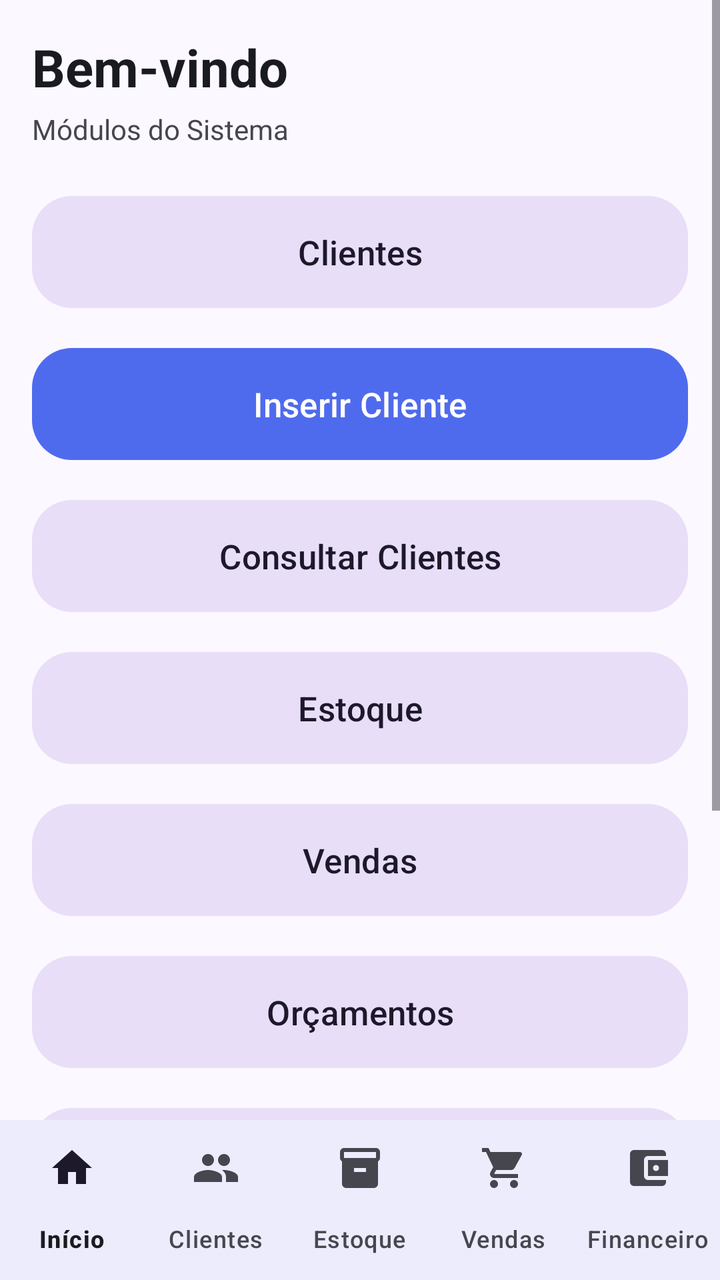
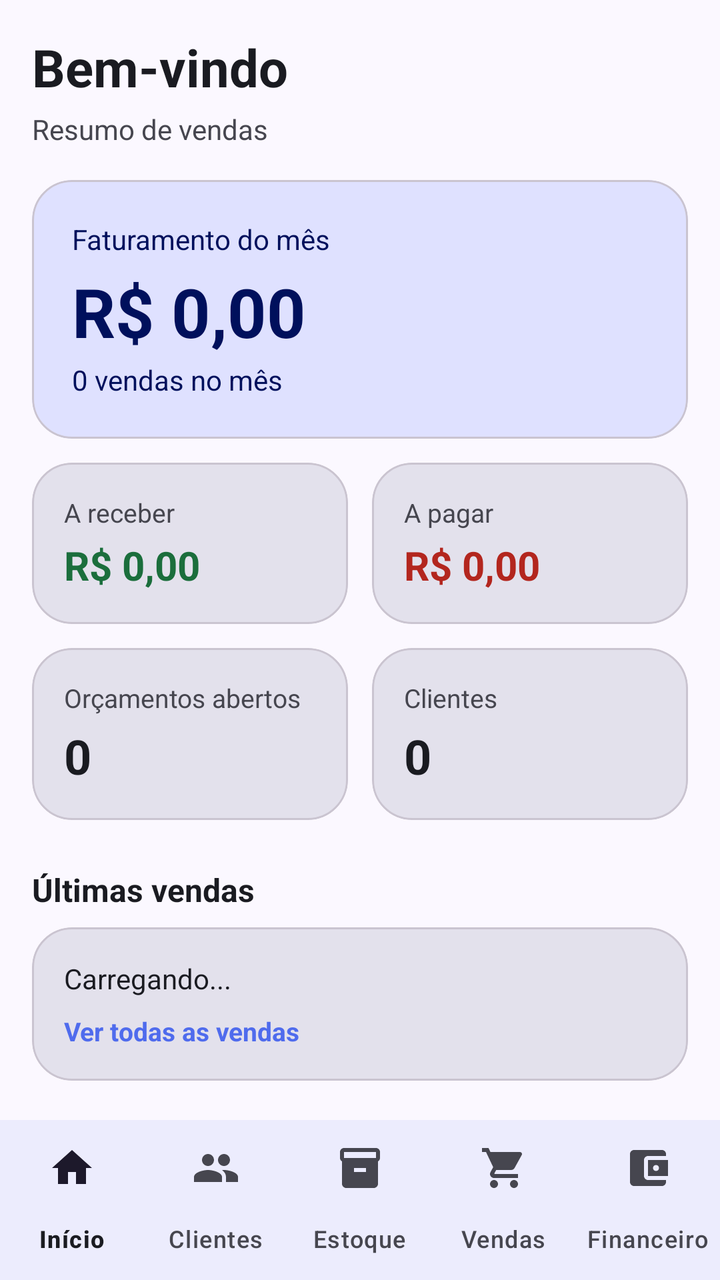

The first picture is an Android layout as it rendered before a commit; the second is the same layout after the commit. The layout source and the unified diff follow.
<!-- AndroidManifest.xml: application theme Theme.Erp2026 -->
<!-- res/layout/activity_dashboard.xml -->
<?xml version="1.0" encoding="utf-8"?>
<LinearLayout xmlns:android="http://schemas.android.com/apk/res/android"
    xmlns:app="http://schemas.android.com/apk/res-auto"
    android:layout_width="match_parent"
    android:layout_height="match_parent"
    android:orientation="vertical"
    android:background="?android:attr/colorBackground">

    <ScrollView
        android:layout_width="match_parent"
        android:layout_height="0dp"
        android:layout_weight="1"
        android:fillViewport="true"
        android:background="?android:attr/colorBackground">

        <LinearLayout
            android:layout_width="match_parent"
            android:layout_height="wrap_content"
            android:orientation="vertical"
            android:padding="16dp">

            <TextView
                android:id="@+id/textViewWelcome"
                android:layout_width="match_parent"
                android:layout_height="wrap_content"
                android:text="Bem-vindo"
                android:textSize="26sp"
                android:textStyle="bold"
                android:textColor="?attr/colorOnSurface"
                android:fontFamily="sans-serif"/>

            <TextView
                android:layout_width="match_parent"
                android:layout_height="wrap_content"
                android:text="Módulos do Sistema"
                android:textSize="14sp"
                android:layout_marginTop="4dp"
                android:layout_marginBottom="20dp"
                android:textColor="?attr/colorOnSurfaceVariant"/>

            <com.google.android.material.button.MaterialButton
                android:id="@+id/buttonClientes"
                style="@style/Widget.Material3.Button.TonalButton"
                android:layout_width="match_parent"
                android:layout_height="64dp"
                android:text="Clientes"
                android:textSize="17sp"
                app:cornerRadius="20dp"
                android:layout_marginBottom="12dp"/>

            <com.google.android.material.button.MaterialButton
                android:id="@+id/buttonInserirCliente"
                android:layout_width="match_parent"
                android:layout_height="64dp"
                android:text="Inserir Cliente"
                android:textSize="17sp"
                app:cornerRadius="20dp"
                android:layout_marginBottom="12dp"/>

            <com.google.android.material.button.MaterialButton
                android:id="@+id/buttonConsultarClientes"
                style="@style/Widget.Material3.Button.TonalButton"
                android:layout_width="match_parent"
                android:layout_height="64dp"
                android:text="Consultar Clientes"
                android:textSize="17sp"
                app:cornerRadius="20dp"
                android:layout_marginBottom="12dp"/>

            <com.google.android.material.button.MaterialButton
                android:id="@+id/buttonEstoque"
                style="@style/Widget.Material3.Button.TonalButton"
                android:layout_width="match_parent"
                android:layout_height="64dp"
                android:text="Estoque"
                android:textSize="17sp"
                app:cornerRadius="20dp"
                android:layout_marginBottom="12dp"/>

            <com.google.android.material.button.MaterialButton
                android:id="@+id/buttonVendas"
                style="@style/Widget.Material3.Button.TonalButton"
                android:layout_width="match_parent"
                android:layout_height="64dp"
                android:text="Vendas"
                android:textSize="17sp"
                app:cornerRadius="20dp"
                android:layout_marginBottom="12dp"/>

            <com.google.android.material.button.MaterialButton
                android:id="@+id/buttonOrcamentos"
                style="@style/Widget.Material3.Button.TonalButton"
                android:layout_width="match_parent"
                android:layout_height="64dp"
                android:text="Orçamentos"
                android:textSize="17sp"
                app:cornerRadius="20dp"
                android:layout_marginBottom="12dp"/>

            <com.google.android.material.button.MaterialButton
                android:id="@+id/buttonFinanceiro"
                style="@style/Widget.Material3.Button.TonalButton"
                android:layout_width="match_parent"
                android:layout_height="64dp"
                android:text="Financeiro"
                android:textSize="17sp"
                app:cornerRadius="20dp"
                android:layout_marginBottom="28dp"/>

            <com.google.android.material.button.MaterialButton
                android:id="@+id/buttonConfiguracao"
                style="@style/Widget.Material3.Button.TonalButton"
                android:layout_width="match_parent"
                android:layout_height="52dp"
                android:text="Configuração (servidor e empresa)"
                android:textSize="15sp"
                app:cornerRadius="20dp"
                android:layout_marginBottom="12dp"/>

            <com.google.android.material.button.MaterialButton
                android:id="@+id/buttonSair"
                style="@style/Widget.Material3.Button.OutlinedButton"
                android:layout_width="match_parent"
                android:layout_height="52dp"
                android:text="Sair"
                android:textSize="15sp"
                android:textColor="?attr/colorError"
                app:strokeColor="?attr/colorError"
                app:cornerRadius="20dp"
                app:strokeWidth="1.5dp"/>

        </LinearLayout>

    </ScrollView>

    <include
        layout="@layout/include_bottom_nav"
        android:layout_width="match_parent"
        android:layout_height="wrap_content"/>

</LinearLayout>
<!-- res/layout/include_bottom_nav.xml (included above) -->
<?xml version="1.0" encoding="utf-8"?>
<com.google.android.material.bottomnavigation.BottomNavigationView
    xmlns:android="http://schemas.android.com/apk/res/android"
    xmlns:app="http://schemas.android.com/apk/res-auto"
    android:id="@+id/bottomNavigation"
    android:layout_width="match_parent"
    android:layout_height="wrap_content"
    android:background="?attr/colorSurface"
    app:elevation="3dp"
    app:labelVisibilityMode="labeled"
    app:menu="@menu/menu_bottom_nav"/>
<!-- resources referenced by this layout -->
<resources>
  <style name="Theme.Erp2026" parent="Theme.Material3.DayNight">
          <item name="colorPrimary">@color/erp_primary</item>
          <item name="colorOnPrimary">@color/erp_on_primary</item>
          <item name="colorPrimaryContainer">@color/erp_primary_container</item>
          <item name="colorOnPrimaryContainer">@color/erp_on_primary_container</item>
          <item name="colorSecondary">@color/erp_secondary</item>
          <item name="colorOnSecondary">@color/erp_on_primary</item>
          <item name="colorSurface">@color/erp_surface</item>
          <item name="colorOnSurface">@color/erp_on_surface</item>
          <item name="colorSurfaceVariant">@color/erp_surface_variant</item>
          <item name="colorOnSurfaceVariant">@color/erp_on_surface_variant</item>
          <item name="colorOutline">@color/erp_outline</item>
          <item name="colorError">@color/erp_error</item>
          <item name="android:colorBackground">@color/erp_background</item>
          <item name="android:windowLightStatusBar" tools:targetApi="m">true</item>
          <item name="android:statusBarColor" tools:targetApi="l">@color/erp_background</item>
          <item name="android:navigationBarColor" tools:targetApi="l">@color/erp_background</item>
      </style>
  <color name="erp_primary">#4F6BED</color>
  <color name="erp_on_primary">#FFFFFF</color>
  <color name="erp_primary_container">#DFE1FF</color>
  <color name="erp_on_primary_container">#00105C</color>
  <color name="erp_secondary">#5B5D72</color>
  <color name="erp_surface">#FBF8FF</color>
  <color name="erp_on_surface">#1A1B21</color>
  <color name="erp_surface_variant">#E3E1EC</color>
  <color name="erp_on_surface_variant">#46464F</color>
  <color name="erp_outline">#767680</color>
  <color name="erp_error">#BA1A1A</color>
  <color name="erp_background">#FBF8FF</color>
</resources>

<!-- the commit's change to res/layout/activity_dashboard.xml (unified diff, before → after) -->
@@ -32,105 +32,274 @@
             <TextView
                 android:layout_width="match_parent"
                 android:layout_height="wrap_content"
-                android:text="Módulos do Sistema"
+                android:text="Resumo de vendas"
                 android:textSize="14sp"
                 android:layout_marginTop="4dp"
-                android:layout_marginBottom="20dp"
                 android:textColor="?attr/colorOnSurfaceVariant"/>
 
-            <com.google.android.material.button.MaterialButton
-                android:id="@+id/buttonClientes"
-                style="@style/Widget.Material3.Button.TonalButton"
-                android:layout_width="match_parent"
-                android:layout_height="64dp"
-                android:text="Clientes"
-                android:textSize="17sp"
-                app:cornerRadius="20dp"
-                android:layout_marginBottom="12dp"/>
-
-            <com.google.android.material.button.MaterialButton
-                android:id="@+id/buttonInserirCliente"
-                android:layout_width="match_parent"
-                android:layout_height="64dp"
-                android:text="Inserir Cliente"
-                android:textSize="17sp"
-                app:cornerRadius="20dp"
-                android:layout_marginBottom="12dp"/>
-
-            <com.google.android.material.button.MaterialButton
-                android:id="@+id/buttonConsultarClientes"
-                style="@style/Widget.Material3.Button.TonalButton"
-                android:layout_width="match_parent"
-                android:layout_height="64dp"
-                android:text="Consultar Clientes"
-                android:textSize="17sp"
-                app:cornerRadius="20dp"
-                android:layout_marginBottom="12dp"/>
-
-            <com.google.android.material.button.MaterialButton
-                android:id="@+id/buttonEstoque"
-                style="@style/Widget.Material3.Button.TonalButton"
-                android:layout_width="match_parent"
-                android:layout_height="64dp"
-                android:text="Estoque"
-                android:textSize="17sp"
-                app:cornerRadius="20dp"
-                android:layout_marginBottom="12dp"/>
-
-            <com.google.android.material.button.MaterialButton
-                android:id="@+id/buttonVendas"
-                style="@style/Widget.Material3.Button.TonalButton"
-                android:layout_width="match_parent"
-                android:layout_height="64dp"
-                android:text="Vendas"
-                android:textSize="17sp"
-                app:cornerRadius="20dp"
-                android:layout_marginBottom="12dp"/>
-
-            <com.google.android.material.button.MaterialButton
-                android:id="@+id/buttonOrcamentos"
-                style="@style/Widget.Material3.Button.TonalButton"
-                android:layout_width="match_parent"
-                android:layout_height="64dp"
-                android:text="Orçamentos"
-                android:textSize="17sp"
-                app:cornerRadius="20dp"
-                android:layout_marginBottom="12dp"/>
-
-            <com.google.android.material.button.MaterialButton
-                android:id="@+id/buttonFinanceiro"
-                style="@style/Widget.Material3.Button.TonalButton"
-                android:layout_width="match_parent"
-                android:layout_height="64dp"
-                android:text="Financeiro"
-                android:textSize="17sp"
-                app:cornerRadius="20dp"
-                android:layout_marginBottom="28dp"/>
-
-            <com.google.android.material.button.MaterialButton
-                android:id="@+id/buttonConfiguracao"
-                style="@style/Widget.Material3.Button.TonalButton"
-                android:layout_width="match_parent"
-                android:layout_height="52dp"
-                android:text="Configuração (servidor e empresa)"
-                android:textSize="15sp"
-                app:cornerRadius="20dp"
-                android:layout_marginBottom="12dp"/>
-
-            <com.google.android.material.button.MaterialButton
-                android:id="@+id/buttonSair"
-                style="@style/Widget.Material3.Button.OutlinedButton"
-                android:layout_width="match_parent"
-                android:layout_height="52dp"
-                android:text="Sair"
-                android:textSize="15sp"
+            
+            <com.google.android.material.card.MaterialCardView
+                android:id="@+id/cardFaturamento"
+                android:layout_width="match_parent"
+                android:layout_height="wrap_content"
+                android:layout_marginTop="16dp"
+                app:cardCornerRadius="20dp"
+                app:cardElevation="0dp"
+                app:cardBackgroundColor="?attr/colorPrimaryContainer">
+
+                <LinearLayout
+                    android:layout_width="match_parent"
+                    android:layout_height="wrap_content"
+                    android:orientation="vertical"
+                    android:padding="20dp">
+
+                    <TextView
+                        android:layout_width="match_parent"
+                        android:layout_height="wrap_content"
+                        android:text="Faturamento do mês"
+                        android:textSize="14sp"
+                        android:textColor="?attr/colorOnPrimaryContainer"/>
+
+                    <TextView
+                        android:id="@+id/textViewFaturamento"
+                        android:layout_width="match_parent"
+                        android:layout_height="wrap_content"
+                        android:layout_marginTop="4dp"
+                        android:text="R$ 0,00"
+                        android:textSize="34sp"
+                        android:textStyle="bold"
+                        android:textColor="?attr/colorOnPrimaryContainer"/>
+
+                    <TextView
+                        android:id="@+id/textViewVendasMes"
+                        android:layout_width="match_parent"
+                        android:layout_height="wrap_content"
+                        android:layout_marginTop="2dp"
+                        android:text="0 vendas no mês"
+                        android:textSize="14sp"
+                        android:textColor="?attr/colorOnPrimaryContainer"/>
+
+                </LinearLayout>
+            </com.google.android.material.card.MaterialCardView>
+
+            
+            <LinearLayout
+                android:layout_width="match_parent"
+                android:layout_height="wrap_content"
+                android:layout_marginTop="12dp"
+                android:orientation="horizontal">
+
+                <com.google.android.material.card.MaterialCardView
+                    android:layout_width="0dp"
+                    android:layout_height="wrap_content"
+                    android:layout_weight="1"
+                    android:layout_marginEnd="6dp"
+                    app:cardCornerRadius="20dp"
+                    app:cardElevation="0dp"
+                    app:cardBackgroundColor="?attr/colorSurfaceVariant">
+
+                    <LinearLayout
+                        android:layout_width="match_parent"
+                        android:layout_height="wrap_content"
+                        android:orientation="vertical"
+                        android:padding="16dp">
+
+                        <TextView
+                            android:layout_width="match_parent"
+                            android:layout_height="wrap_content"
+                            android:text="A receber"
+                            android:textSize="13sp"
+                            android:textColor="?attr/colorOnSurfaceVariant"/>
+
+                        <TextView
+                            android:id="@+id/textViewAReceber"
+                            android:layout_width="match_parent"
+                            android:layout_height="wrap_content"
+                            android:layout_marginTop="4dp"
+                            android:text="R$ 0,00"
+                            android:textSize="20sp"
+                            android:textStyle="bold"
+                            android:textColor="@color/erp_receber"/>
+                    </LinearLayout>
+                </com.google.android.material.card.MaterialCardView>
+
+                <com.google.android.material.card.MaterialCardView
+                    android:layout_width="0dp"
+                    android:layout_height="wrap_content"
+                    android:layout_weight="1"
+                    android:layout_marginStart="6dp"
+                    app:cardCornerRadius="20dp"
+                    app:cardElevation="0dp"
+                    app:cardBackgroundColor="?attr/colorSurfaceVariant">
+
+                    <LinearLayout
+                        android:layout_width="match_parent"
+                        android:layout_height="wrap_content"
+                        android:orientation="vertical"
+                        android:padding="16dp">
+
+                        <TextView
+                            android:layout_width="match_parent"
+                            android:layout_height="wrap_content"
+                            android:text="A pagar"
+                            android:textSize="13sp"
+                            android:textColor="?attr/colorOnSurfaceVariant"/>
+
+                        <TextView
+                            android:id="@+id/textViewAPagar"
+                            android:layout_width="match_parent"
+                            android:layout_height="wrap_content"
+                            android:layout_marginTop="4dp"
+                            android:text="R$ 0,00"
+                            android:textSize="20sp"
+                            android:textStyle="bold"
+                            android:textColor="@color/erp_pagar"/>
+                    </LinearLayout>
+                </com.google.android.material.card.MaterialCardView>
+            </LinearLayout>
+
+            
+            <LinearLayout
+                android:layout_width="match_parent"
+                android:layout_height="wrap_content"
+                android:layout_marginTop="12dp"
+                android:orientation="horizontal">
+
+                <com.google.android.material.card.MaterialCardView
+                    android:id="@+id/cardOrcamentos"
+                    android:layout_width="0dp"
+                    android:layout_height="wrap_content"
+                    android:layout_weight="1"
+                    android:layout_marginEnd="6dp"
+                    android:clickable="true"
+                    android:focusable="true"
+                    app:cardCornerRadius="20dp"
+                    app:cardElevation="0dp"
+                    app:cardBackgroundColor="?attr/colorSurfaceVariant"
+                    app:rippleColor="?attr/colorOnSurface">
+
+                    <LinearLayout
+                        android:layout_width="match_parent"
+                        android:layout_height="wrap_content"
+                        android:orientation="vertical"
+                        android:padding="16dp">
+
+                        <TextView
+                            android:layout_width="match_parent"
+                            android:layout_height="wrap_content"
+                            android:text="Orçamentos abertos"
+                            android:textSize="13sp"
+                            android:textColor="?attr/colorOnSurfaceVariant"/>
+
+                        <TextView
+                            android:id="@+id/textViewOrcamentosAbertos"
+                            android:layout_width="match_parent"
+                            android:layout_height="wrap_content"
+                            android:layout_marginTop="4dp"
+                            android:text="0"
+                            android:textSize="24sp"
+                            android:textStyle="bold"
+                            android:textColor="?attr/colorOnSurface"/>
+                    </LinearLayout>
+                </com.google.android.material.card.MaterialCardView>
+
+                <com.google.android.material.card.MaterialCardView
+                    android:id="@+id/cardClientes"
+                    android:layout_width="0dp"
+                    android:layout_height="wrap_content"
+                    android:layout_weight="1"
+                    android:layout_marginStart="6dp"
+                    android:clickable="true"
+                    android:focusable="true"
+                    app:cardCornerRadius="20dp"
+                    app:cardElevation="0dp"
+                    app:cardBackgroundColor="?attr/colorSurfaceVariant"
+                    app:rippleColor="?attr/colorOnSurface">
+
+                    <LinearLayout
+                        android:layout_width="match_parent"
+                        android:layout_height="wrap_content"
+                        android:orientation="vertical"
+                        android:padding="16dp">
+
+                        <TextView
+                            android:layout_width="match_parent"
+                            android:layout_height="wrap_content"
+                            android:text="Clientes"
+                            android:textSize="13sp"
+                            android:textColor="?attr/colorOnSurfaceVariant"/>
+
+                        <TextView
+                            android:id="@+id/textViewClientes"
+                            android:layout_width="match_parent"
+                            android:layout_height="wrap_content"
+                            android:layout_marginTop="4dp"
+                            android:text="0"
+                            android:textSize="24sp"
+                            android:textStyle="bold"
+                            android:textColor="?attr/colorOnSurface"/>
+                    </LinearLayout>
+                </com.google.android.material.card.MaterialCardView>
+            </LinearLayout>
+
+            
+            <TextView
+                android:layout_width="match_parent"
+                android:layout_height="wrap_content"
+                android:layout_marginTop="24dp"
+                android:text="Últimas vendas"
+                android:textSize="16sp"
+                android:textStyle="bold"
+                android:textColor="?attr/colorOnSurface"/>
+
+            <com.google.android.material.card.MaterialCardView
+                android:id="@+id/cardUltimasVendas"
+                android:layout_width="match_parent"
+                android:layout_height="wrap_content"
+                android:layout_marginTop="8dp"
+                android:clickable="true"
+                android:focusable="true"
+                app:cardCornerRadius="20dp"
+                app:cardElevation="0dp"
+                app:cardBackgroundColor="?attr/colorSurfaceVariant"
+                app:rippleColor="?attr/colorOnSurface">
+
+                <LinearLayout
+                    android:layout_width="match_parent"
+                    android:layout_height="wrap_content"
+                    android:orientation="vertical"
+                    android:padding="16dp">
+
+                    <TextView
+                        android:id="@+id/textViewUltimasVendas"
+                        android:layout_width="match_parent"
+                        android:layout_height="wrap_content"
+                        android:lineSpacingExtra="4dp"
+                        android:text="Carregando..."
+                        android:textSize="14sp"
+                        android:textColor="?attr/colorOnSurface"/>
+
+                    <TextView
+                        android:layout_width="match_parent"
+                        android:layout_height="wrap_content"
+                        android:layout_marginTop="8dp"
+                        android:text="Ver todas as vendas"
+                        android:textSize="13sp"
+                        android:textStyle="bold"
+                        android:textColor="?attr/colorPrimary"/>
+                </LinearLayout>
+            </com.google.android.material.card.MaterialCardView>
+
+            <TextView
+                android:id="@+id/textViewStatusResumo"
+                android:layout_width="match_parent"
+                android:layout_height="wrap_content"
+                android:layout_marginTop="12dp"
                 android:textColor="?attr/colorError"
-                app:strokeColor="?attr/colorError"
-                app:cornerRadius="20dp"
-                app:strokeWidth="1.5dp"/>
+                android:textSize="13sp"
+                android:visibility="gone"/>
 
         </LinearLayout>
-
     </ScrollView>
 
     <include
<!-- resource entries referenced after the edit -->
@@ -1,5 +1,7 @@
 <!-- resources referenced by this layout -->
 <resources>
+  <color name="erp_pagar">#B3261E</color>
+  <color name="erp_receber">#1B6E3C</color>
   <style name="Theme.Erp2026" parent="Theme.Material3.DayNight">
           <item name="colorPrimary">@color/erp_primary</item>
           <item name="colorOnPrimary">@color/erp_on_primary</item>
